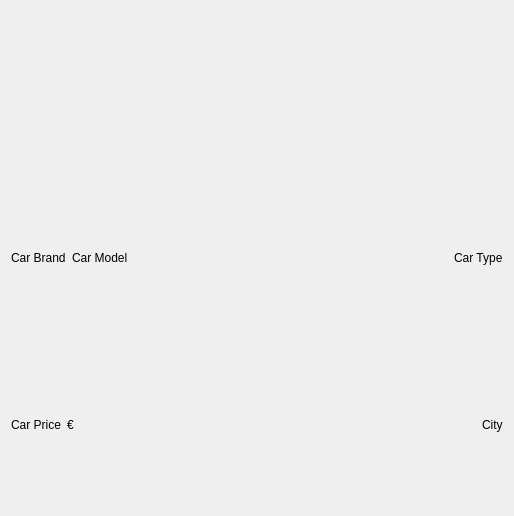
Qt form carcardwidget.ui (danieldir/carSellGui) before a commit.
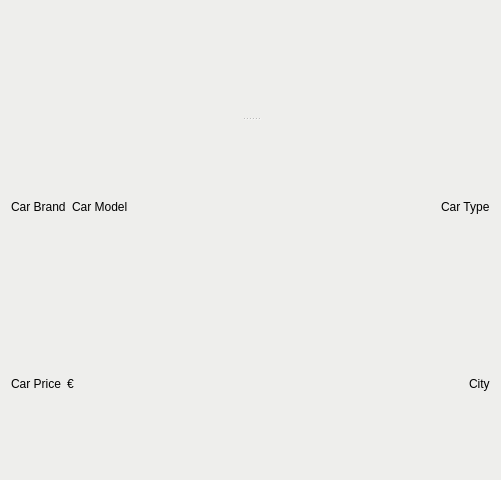
The same form after that commit.

What changed in the file:
```diff
--- a/carcardwidget.ui
+++ b/carcardwidget.ui
@@ -12,84 +12,30 @@
    <rect>
     <x>0</x>
     <y>0</y>
-    <width>514</width>
-    <height>516</height>
+    <width>501</width>
+    <height>480</height>
    </rect>
   </property>
   <property name="windowTitle">
    <string>Form</string>
   </property>
+  <property name="styleSheet">
+   <string notr="true">background-color: rgb(238, 238, 236);</string>
+  </property>
   <layout class="QGridLayout" name="gridLayout">
    <item row="0" column="0">
+    <widget class="QSplitter" name="splitter">
+     <property name="orientation">
+      <enum>Qt::Vertical</enum>
+     </property>
     <widget class="QLabel" name="carImagePixmap">
      <property name="text">
       <string/>
      </property>
     </widget>
-   </item>
-   <item row="2" column="0">
-    <layout class="QHBoxLayout" name="horizontalLayout_2">
+     <widget class="QWidget" name="">
+      <layout class="QVBoxLayout" name="verticalLayout">
      <item>
-      <widget class="QLabel" name="carPriceLabel">
-       <property name="enabled">
-        <bool>true</bool>
-       </property>
-       <property name="frameShape">
-        <enum>QFrame::NoFrame</enum>
-       </property>
-       <property name="frameShadow">
-        <enum>QFrame::Raised</enum>
-       </property>
-       <property name="lineWidth">
-        <number>1</number>
-       </property>
-       <property name="text">
-        <string>Car Price</string>
-       </property>
-      </widget>
-     </item>
-     <item>
-      <widget class="QLabel" name="currencyLabel">
-       <property name="text">
-        <string>€</string>
-       </property>
-      </widget>
-     </item>
-     <item>
-      <spacer name="horizontalSpacer">
-       <property name="orientation">
-        <enum>Qt::Horizontal</enum>
-       </property>
-       <property name="sizeHint" stdset="0">
-        <size>
-         <width>40</width>
-         <height>20</height>
-        </size>
-       </property>
-      </spacer>
-     </item>
-     <item>
-      <widget class="QLabel" name="carLocationLabel">
-       <property name="enabled">
-        <bool>true</bool>
-       </property>
-       <property name="frameShape">
-        <enum>QFrame::NoFrame</enum>
-       </property>
-       <property name="frameShadow">
-        <enum>QFrame::Raised</enum>
-       </property>
-       <property name="lineWidth">
-        <number>1</number>
-       </property>
-       <property name="text">
-        <string>City</string>
-       </property>
-      </widget>
-     </item>
-    </layout>
-   </item>
-   <item row="1" column="0">
     <layout class="QHBoxLayout" name="horizontalLayout">
      <item>
       <widget class="QLabel" name="carBrandLabel">
@@ -162,6 +108,72 @@
       </widget>
      </item>
     </layout>
+       </item>
+       <item>
+        <layout class="QHBoxLayout" name="horizontalLayout_2">
+         <item>
+          <widget class="QLabel" name="carPriceLabel">
+           <property name="enabled">
+            <bool>true</bool>
+           </property>
+           <property name="frameShape">
+            <enum>QFrame::NoFrame</enum>
+           </property>
+           <property name="frameShadow">
+            <enum>QFrame::Raised</enum>
+           </property>
+           <property name="lineWidth">
+            <number>1</number>
+           </property>
+           <property name="text">
+            <string>Car Price</string>
+           </property>
+          </widget>
+         </item>
+         <item>
+          <widget class="QLabel" name="currencyLabel">
+           <property name="text">
+            <string>€</string>
+           </property>
+          </widget>
+         </item>
+         <item>
+          <spacer name="horizontalSpacer">
+           <property name="orientation">
+            <enum>Qt::Horizontal</enum>
+           </property>
+           <property name="sizeHint" stdset="0">
+            <size>
+             <width>40</width>
+             <height>20</height>
+            </size>
+           </property>
+          </spacer>
+         </item>
+         <item>
+          <widget class="QLabel" name="carLocationLabel">
+           <property name="enabled">
+            <bool>true</bool>
+           </property>
+           <property name="frameShape">
+            <enum>QFrame::NoFrame</enum>
+           </property>
+           <property name="frameShadow">
+            <enum>QFrame::Raised</enum>
+           </property>
+           <property name="lineWidth">
+            <number>1</number>
+           </property>
+           <property name="text">
+            <string>City</string>
+           </property>
+          </widget>
+         </item>
+        </layout>
+       </item>
+      </layout>
+     </widget>
+    </widget>
    </item>
   </layout>
  </widget>
```
Left out of the diff: 12 changed lines with no effect on the pictures. Lines whose indentation alone changed are shown as unchanged.
